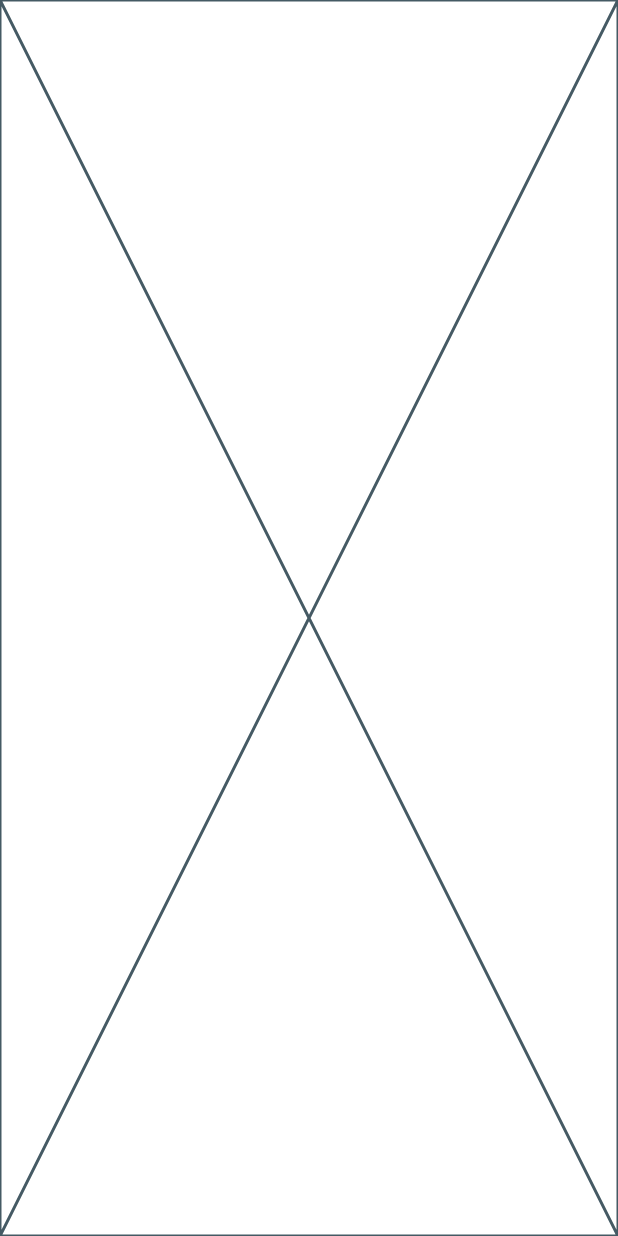
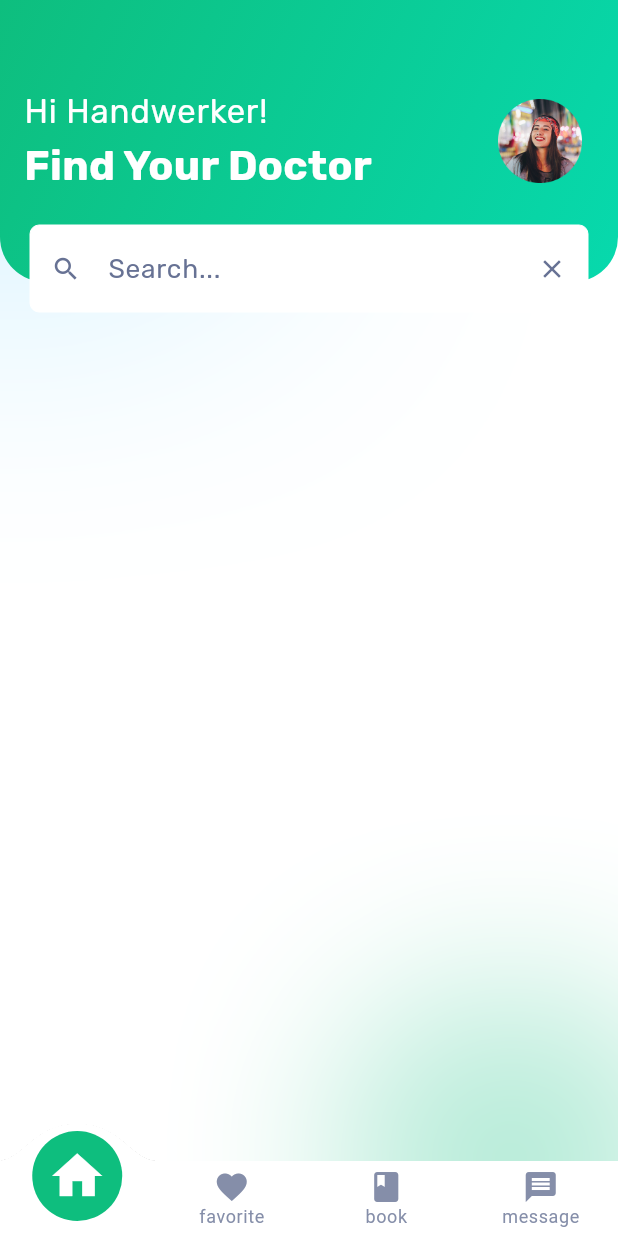
Before and after one commit to Elkady468/doctor_app, a Flutter app: the WelcomeView screen opened directly, after a tap on "Skip", on a phone screen of 412 x 824 dp. Run offline on Flutter 3.47's test engine with Material 3 defaults, Android fonts, the phone set to English and light mode, and no system bars; drawn by our look-alikes of convex_bottom_bar; our stand-ins replace flutter_svg.

Commit message:
add custom text field

```diff
--- a/lib/core/utils/Assets.dart
+++ b/lib/core/utils/Assets.dart
@@ -1,11 +1,12 @@
 class Assets {
   static String Klogo = "assets/images/Frame.svg";
-  static String splashViewBackground = "assets/images/01_Splash screen.png";
+  static String splashViewBackground = "assets/images/01_Splash screen (1).png";
   static String WelcomeViewBackground1 =
-      "assets/images/02_Onboarding screen-01.png";
+      "assets/images/02_Onboarding screen-01 (1).png";
   static String WelcomeViewBackground2 =
       "assets/images/03_Onboarding screen-02.png";
   static String Doctor1 = "assets/images/Ellipse 154.png";
   static String Doctor2 = "assets/images/Ellipse 154 (1).png";
   static String Doctor3 = "assets/images/Ellipse 154 (2).png";
+  static String userImage = "assets/images/Ellipse 26.png";
 }
--- a/lib/core/utils/styles.dart
+++ b/lib/core/utils/styles.dart
@@ -31,6 +31,15 @@ abstract class Styles {
   static TextStyle Reguler14(context) {
     return TextStyle(
       fontSize: getResponsiveFontSize(context, fontSize: 14),
+      color: Color(0xff677294),
+      fontFamily: "Rubik",
+      fontWeight: FontWeight.w400,
+    );
+  }
+
+  static TextStyle Reguler16(context) {
+    return TextStyle(
+      fontSize: getResponsiveFontSize(context, fontSize: 16),
       color: Color(0xff677294),
       fontFamily: "Rubik",
       fontWeight: FontWeight.w400,
--- a/lib/feature/home/presentation/views/home_view.dart
+++ b/lib/feature/home/presentation/views/home_view.dart
@@ -1,3 +1,6 @@
+import 'package:convex_bottom_bar/convex_bottom_bar.dart';
+import 'package:doctor_app/core/utils/Assets.dart';
+import 'package:doctor_app/feature/home/presentation/views/widgets/home_view_body.dart';
 import 'package:flutter/material.dart';
 
 class HomeView extends StatelessWidget {
@@ -5,6 +8,32 @@ class HomeView extends StatelessWidget {
 
   @override
   Widget build(BuildContext context) {
-    return const Placeholder();
+    return Scaffold(
+      bottomNavigationBar: ConvexAppBar(
+        elevation: 0,
+        activeColor: Color(0xff0EBE7E),
+        backgroundColor: Colors.white,
+        color: Color(0xff858EA9),
+
+        items: [
+          TabItem(icon: Icons.home, title: 'Home'),
+          TabItem(icon: Icons.favorite, title: 'favorite'),
+          TabItem(icon: Icons.book, title: 'book'),
+          TabItem(icon: Icons.message, title: 'message'),
+        ],
+        onTap: (int i) => print('click index=$i'),
+      ),
+      body: Stack(
+        children: [
+          Image.asset(
+            Assets.splashViewBackground,
+            fit: BoxFit.cover,
+            width: double.infinity,
+            height: double.infinity,
+          ),
+          HomeViewBody(),
+        ],
+      ),
+    );
   }
 }
--- /dev/null
+++ b/lib/feature/home/presentation/views/widgets/custom_app_bar.dart
@@ -0,0 +1,55 @@
+import 'package:doctor_app/core/utils/Assets.dart';
+import 'package:doctor_app/core/utils/styles.dart';
+import 'package:doctor_app/feature/home/presentation/views/widgets/custom_text_field.dart';
+import 'package:flutter/material.dart';
+import 'package:flutter_svg/svg.dart';
+
+class CustomAppBar extends StatelessWidget {
+  const CustomAppBar({super.key});
+
+  @override
+  Widget build(BuildContext context) {
+    return Stack(
+      clipBehavior: Clip.none,
+      children: [
+        Container(
+          decoration: BoxDecoration(
+            gradient: LinearGradient(
+              colors: [Color(0xff0EBE7E), Color(0xff07D9AD)],
+              begin: Alignment.topLeft,
+              end: Alignment.bottomRight,
+            ),
+            borderRadius: BorderRadius.only(
+              bottomLeft: Radius.circular(30),
+              bottomRight: Radius.circular(30),
+            ),
+          ),
+          child: Column(
+            children: [
+              SizedBox(height: 50),
+              ListTile(
+                title: Text("Hi Handwerker!", style: Styles.Ligth20(context)),
+                subtitle: Text(
+                  "Find Your Doctor",
+                  style: Styles.Bold25(context).copyWith(color: Colors.white),
+                ),
+                trailing: Image.asset(Assets.userImage, height: 60),
+              ),
+              SizedBox(height: 50),
+            ],
+          ),
+        ),
+
+        Positioned(
+          left: 0,
+          right: 0,
+          bottom: -20,
+          child: Padding(
+            padding: const EdgeInsets.symmetric(horizontal: 20.0),
+            child: CustomTextField(),
+          ),
+        ),
+      ],
+    );
+  }
+}
--- /dev/null
+++ b/lib/feature/home/presentation/views/widgets/custom_text_field.dart
@@ -0,0 +1,35 @@
+import 'package:doctor_app/core/utils/styles.dart';
+import 'package:flutter/material.dart';
+
+class CustomTextField extends StatelessWidget {
+  const CustomTextField({super.key});
+
+  @override
+  Widget build(BuildContext context) {
+    return TextField(
+      decoration: InputDecoration(
+        prefixIcon: Padding(
+          padding: const EdgeInsets.only(right: 6, left: 6),
+          child: Icon(Icons.search, color: Color(0xff677294), size: 20),
+        ),
+        suffixIcon: Icon(Icons.close, color: Color(0xff677294), size: 20),
+        fillColor: Colors.white,
+        filled: true,
+        hintText: "Search...",
+        hintStyle: Styles.Reguler16(context),
+        border: OutlineInputBorder(
+          borderSide: BorderSide(width: 0, color: Colors.white),
+          borderRadius: BorderRadius.circular(6),
+        ),
+        focusedBorder: OutlineInputBorder(
+          borderSide: BorderSide(width: 0, color: Colors.white),
+          borderRadius: BorderRadius.circular(6),
+        ),
+        enabledBorder: OutlineInputBorder(
+          borderSide: BorderSide(width: 0, color: Colors.white),
+          borderRadius: BorderRadius.circular(6),
+        ),
+      ),
+    );
+  }
+}
--- /dev/null
+++ b/lib/feature/home/presentation/views/widgets/home_view_body.dart
@@ -0,0 +1,13 @@
+import 'package:doctor_app/feature/home/presentation/views/widgets/custom_app_bar.dart';
+import 'package:flutter/material.dart';
+
+class HomeViewBody extends StatelessWidget {
+  const HomeViewBody({super.key});
+
+  @override
+  Widget build(BuildContext context) {
+    return CustomScrollView(
+      slivers: [SliverToBoxAdapter(child: CustomAppBar())],
+    );
+  }
+}
--- a/lib/main.dart
+++ b/lib/main.dart
@@ -1,3 +1,4 @@
+import 'package:doctor_app/feature/home/presentation/views/home_view.dart';
 import 'package:doctor_app/feature/splash/presentation/views/splash_view.dart';
 import 'package:flutter/material.dart';
 
@@ -10,6 +11,6 @@ class DoctorApp extends StatelessWidget {
 
   @override
   Widget build(BuildContext context) {
-    return MaterialApp(debugShowCheckedModeBanner: false, home: SplashView());
+    return MaterialApp(debugShowCheckedModeBanner: false, home: HomeView());
   }
 }
--- a/pubspec.yaml
+++ b/pubspec.yaml
@@ -35,6 +35,7 @@ dependencies:
   # Use with the CupertinoIcons class for iOS style icons.
   cupertino_icons: ^1.0.8
   flutter_svg: ^2.2.1
+  convex_bottom_bar: ^3.2.0
 
 dev_dependencies:
   flutter_test:
```
Also changed, not shown: assets/images/01_Splash screen (1).png (added), assets/images/01_Splash screen.png (deleted), assets/images/02_Onboarding screen-01 (1).png (added), assets/images/Ellipse 26.png (added), pubspec.lock.
